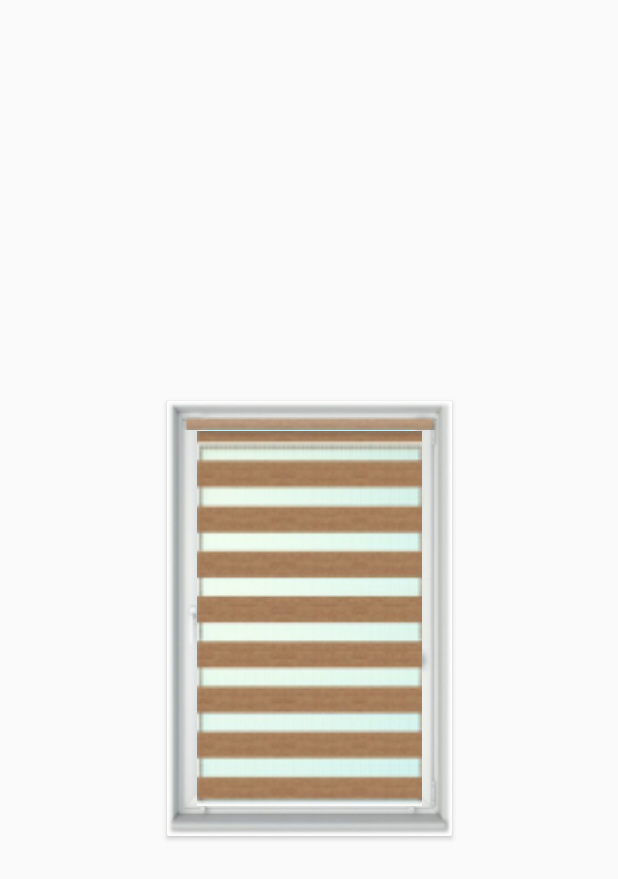
After one commit to Szczurk3y/Remote-Blinds-Controller, an Android app: the layout item_blind.xml on its own in the app's theme, with its tools: preview values and no code run, on a phone screen of 412 x 824 dp. The commit adds this screen. Shown: the top 879 px of the screen. Run offline under Robolectric (Android 15) with nearby library versions, the phone set to English and light mode, and no system bars.

Commit message:
Add adding blinds depending on UDP received packets.

```diff
--- a/app/build.gradle
+++ b/app/build.gradle
@@ -37,6 +37,6 @@ dependencies {
     /* YoYo reference */
     implementation 'com.daimajia.easing:library:2.0@aar'
     implementation 'com.daimajia.androidanimations:library:2.3@aar'
-    /* percentage layout */
-    implementation 'com.android.support:percent:23.3.0'
+    implementation 'androidx.cardview:cardview:1.0.0'
+    implementation 'androidx.recyclerview:recyclerview:1.1.0'
 }
--- /dev/null
+++ b/app/src/main/res/layout/item_blind.xml
@@ -0,0 +1,69 @@
+<?xml version="1.0" encoding="utf-8"?>
+<androidx.constraintlayout.widget.ConstraintLayout xmlns:app="http://schemas.android.com/apk/res-auto"
+    android:id="@+id/relativeLayout"
+    android:layout_width="match_parent"
+    android:layout_height="match_parent"
+    tools:context=".MainActivity"
+    xmlns:android="http://schemas.android.com/apk/res/android"
+    xmlns:tools="http://schemas.android.com/tools">
+
+    <androidx.cardview.widget.CardView
+        android:id="@+id/item_blind"
+        android:layout_width="190dp"
+        android:layout_height="290dp"
+        app:layout_constraintEnd_toEndOf="parent"
+        app:layout_constraintStart_toStartOf="parent"
+        app:layout_constraintBottom_toBottomOf="parent"
+        app:layout_constraintTop_toTopOf="parent">
+
+        <RelativeLayout
+            android:layout_width="match_parent"
+            android:layout_height="match_parent"
+            android:background="@drawable/windowframe"
+            android:id="@+id/layoutToUnlockWindow">
+
+            <ImageView
+                android:id="@+id/topRotarySomething"
+                android:layout_width="match_parent"
+                android:layout_height="10dp"
+                android:layout_marginLeft="10dp"
+                android:layout_marginTop="10dp"
+                android:layout_marginRight="10dp"
+                android:contentDescription="Blind's rotary something"
+                android:src="@drawable/toprotarysomethig" />
+
+            <RelativeLayout
+                android:id="@+id/blindRelativeLayout"
+                android:layout_width="match_parent"
+                android:layout_height="match_parent"
+                android:layout_margin="20dp"
+                android:clickable="true"
+                android:focusable="true">
+
+                <ImageView
+                    android:id="@+id/blind"
+                    android:layout_width="match_parent"
+                    android:layout_height="match_parent"
+                    android:background="@drawable/blind"
+                    android:contentDescription="Blind's here" />
+
+                <LinearLayout
+                    android:id="@+id/tactileLayout"
+                    android:layout_width="match_parent"
+                    android:layout_height="match_parent"
+                    android:orientation="horizontal" />
+            </RelativeLayout>
+
+            <ImageView
+                android:id="@+id/pointing_hand"
+                android:layout_width="75dp"
+                android:layout_height="75dp"
+                android:layout_alignParentTop="true"
+                android:layout_centerInParent="true"
+                android:layout_marginTop="10dp"
+                android:alpha="0"
+                android:contentDescription="Pointing finger"
+                android:src="@drawable/pointing_finger" />
+        </RelativeLayout>
+    </androidx.cardview.widget.CardView>
+</androidx.constraintlayout.widget.ConstraintLayout>
```
Also changed, not shown: app/src/main/AndroidManifest.xml (+6 -2 lines), app/src/main/java/com/szczurk3y/blindsanimation/BlindsAdapter.kt (added, +52 -0 lines), app/src/main/java/com/szczurk3y/blindsanimation/MainActivity.kt (+25 -47 lines), app/src/main/java/com/szczurk3y/blindsanimation/Settings.kt (added, +10 -0 lines), app/src/main/java/com/szczurk3y/blindsanimation/UDP.kt (added, +42 -0 lines), app/src/main/res/layout/activity_main.xml (+24 -58 lines), 2 other files.
